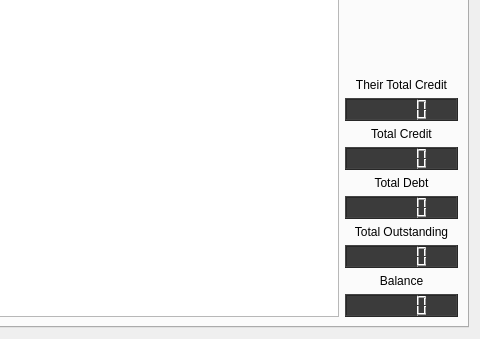
First picture: the form in ZeroReserveDialog.ui, repository zeroreserve/ZeroReserve, before the edit; both pictures show x 530 to 1010 and y 309 to 648 of the 1010 by 648 pixel window.
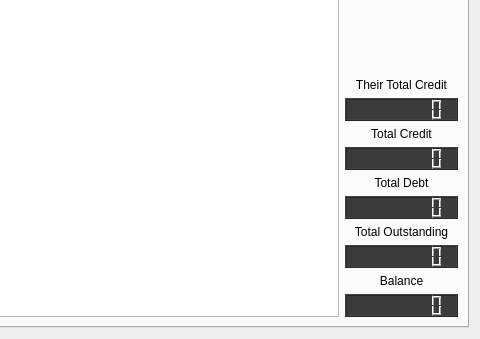
Second picture: the form after the edit. The open tabs and pages were chosen to show the change. Icons and pictures are not drawn. Custom widgets are drawn as their Qt base class.

Commit message: set display to 8 digits and make LCDs dark

What changed in the file:
```diff
--- a/ZeroReserveDialog.ui
+++ b/ZeroReserveDialog.ui
@@ -447,6 +447,9 @@
            <property name="styleSheet">
             <string notr="true">background-color: rgb(59, 59, 59);</string>
            </property>
+           <property name="numDigits">
+            <number>8</number>
+           </property>
           </widget>
          </item>
          <item>
@@ -467,6 +470,9 @@
            <property name="styleSheet">
             <string notr="true">background-color: rgb(59, 59, 59);</string>
            </property>
+           <property name="numDigits">
+            <number>8</number>
+           </property>
           </widget>
          </item>
          <item>
@@ -487,6 +493,9 @@
            <property name="styleSheet">
             <string notr="true">background-color: rgb(59, 59, 59);</string>
            </property>
+           <property name="numDigits">
+            <number>8</number>
+           </property>
           </widget>
          </item>
          <item>
@@ -507,6 +516,9 @@
            <property name="styleSheet">
             <string notr="true">background-color: rgb(59, 59, 59);</string>
            </property>
+           <property name="numDigits">
+            <number>8</number>
+           </property>
           </widget>
          </item>
          <item>
@@ -527,6 +539,9 @@
            <property name="styleSheet">
             <string notr="true">background-color: rgb(59, 59, 59);</string>
            </property>
+           <property name="numDigits">
+            <number>8</number>
+           </property>
           </widget>
          </item>
         </layout>
```
Left out of the diff: 2 changed lines with no effect on the pictures. The commit also changes 1 other file.
